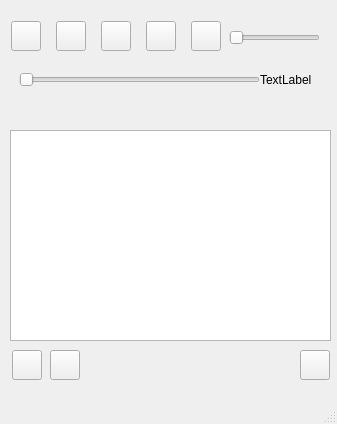
OstrovskyAndriy/audio_player, file mainwindow.ui: the form before one commit.
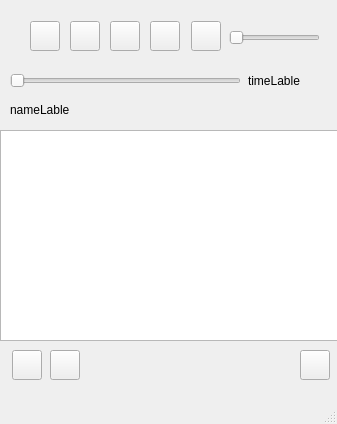
The form after the commit. Icons and pictures are not drawn.

Commit message: add logic to mute and off song buttons

What changed in the file:
```diff
--- a/mainwindow.ui
+++ b/mainwindow.ui
@@ -17,12 +17,17 @@
    <widget class="QTableView" name="tableViewAudio">
     <property name="geometry">
      <rect>
-      <x>10</x>
+      <x>0</x>
       <y>130</y>
-      <width>321</width>
+      <width>341</width>
       <height>211</height>
      </rect>
     </property>
+    <property name="font">
+     <font>
+      <pointsize>11</pointsize>
+     </font>
+    </property>
    </widget>
    <widget class="QPushButton" name="Add">
     <property name="geometry">
@@ -57,13 +62,13 @@
      </rect>
     </property>
     <property name="text">
-     <string/>
+     <string>nameLable</string>
     </property>
    </widget>
    <widget class="QPushButton" name="playAndStopSong">
     <property name="geometry">
      <rect>
-      <x>56</x>
+      <x>70</x>
       <y>21</y>
       <width>30</width>
       <height>30</height>
@@ -99,7 +104,7 @@
    <widget class="QPushButton" name="nextSong">
     <property name="geometry">
      <rect>
-      <x>146</x>
+      <x>150</x>
       <y>21</y>
       <width>30</width>
       <height>30</height>
@@ -122,7 +127,7 @@
    <widget class="QPushButton" name="prevSong">
     <property name="geometry">
      <rect>
-      <x>11</x>
+      <x>30</x>
       <y>21</y>
       <width>30</width>
       <height>30</height>
@@ -145,7 +150,7 @@
    <widget class="QPushButton" name="offMusic">
     <property name="geometry">
      <rect>
-      <x>101</x>
+      <x>110</x>
       <y>21</y>
       <width>30</width>
       <height>30</height>
@@ -214,10 +219,10 @@
    <widget class="QSlider" name="musicSlider">
     <property name="geometry">
      <rect>
-      <x>19</x>
-      <y>70</y>
-      <width>241</width>
-      <height>20</height>
+      <x>10</x>
+      <y>72</y>
+      <width>231</width>
+      <height>18</height>
      </rect>
     </property>
     <property name="orientation">
@@ -227,14 +232,14 @@
    <widget class="QLabel" name="songTime">
     <property name="geometry">
      <rect>
-      <x>260</x>
-      <y>70</y>
+      <x>248</x>
+      <y>71</y>
       <width>81</width>
       <height>20</height>
      </rect>
     </property>
     <property name="text">
-     <string>TextLabel</string>
+     <string>timeLable</string>
     </property>
    </widget>
    <widget class="QPushButton" name="muteButton">
```
Left out of the diff: 4 changed lines with no effect on the pictures. The commit also changes 5 other files.
